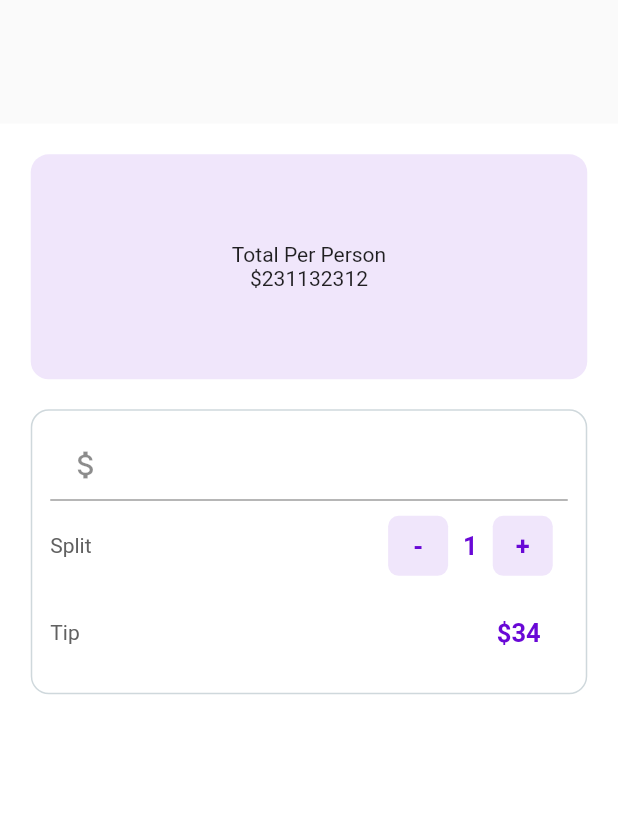
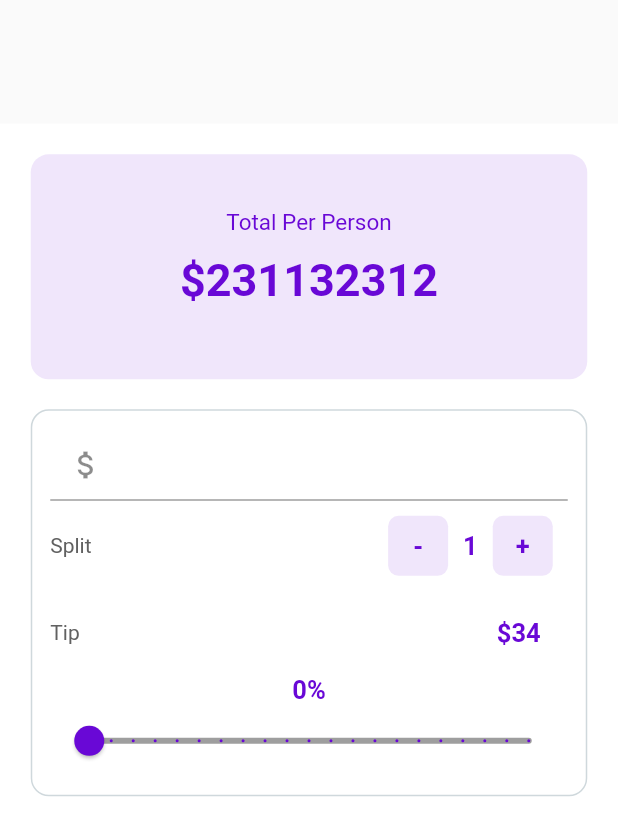
Before and after one commit to anoobishnoob/bill_splitting_app, a Flutter app: the screen it shows after launch, on a phone screen of 412 x 824 dp. Shown: the top 835 px of the screen. Run offline on Flutter 3.47's test engine with Material 2 defaults, Android fonts, the phone set to English and light mode, and no system bars.

Commit message:
Update home.dart

```diff
--- a/lib/UI/home.dart
+++ b/lib/UI/home.dart
@@ -38,8 +38,20 @@ class _BillSplitterState extends State<BillSplitter> {
                 child: Column(
                   mainAxisAlignment: MainAxisAlignment.center,
                   children: <Widget>[
-                    Text("Total Per Person"),
-                    Text("\$231132312") // \ is an escape character
+                    Text("Total Per Person", style: TextStyle(
+                        color: _purple,
+                        fontWeight: FontWeight.normal,
+                        fontSize: 15
+
+                    ),),
+                    Padding(
+                      padding: const EdgeInsets.all(12.0),
+                      child: Text("\$231132312", style: TextStyle(
+                          color: _purple,
+                          fontWeight: FontWeight.bold,
+                          fontSize: 30
+                      ),),
+                    ) // \ is an escape character
 
                   ],
                 ),
@@ -161,6 +173,27 @@ class _BillSplitterState extends State<BillSplitter> {
                           ),),
                         )
                       ],
+                    ),
+                    Column(
+                      children: <Widget>[
+                        Text("$_tipPercent%", style: TextStyle(
+                          color: _purple,
+                          fontSize: 17,
+                          fontWeight: FontWeight.bold
+                        ),),
+                        Slider(min: 0,
+                            max: 100,
+                            activeColor: _purple,
+                            inactiveColor: Colors.grey,
+                            divisions: 20,
+                            value: _tipPercent.toDouble(),
+                            onChanged: (double value){
+                          setState(() {
+                            _tipPercent = value.round();
+                          });
+
+                        })
+                      ],
                     )
 
                   ],
```
